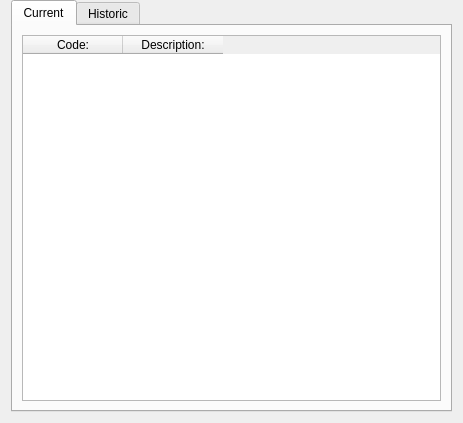
Qt form ui/CUcontent_DCs_twoMemories.ui (nikolaykm/FreeSSM) before a commit.
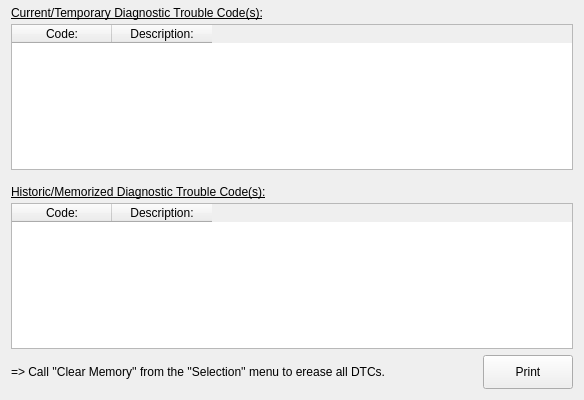
The same form after that commit. Icons and pictures are not drawn.

Commit message: Fixing problem with swaped small and normal resolution forms

```diff
--- a/ui/CUcontent_DCs_twoMemories.ui
+++ b/ui/CUcontent_DCs_twoMemories.ui
@@ -6,16 +6,10 @@
    <rect>
     <x>0</x>
     <y>0</y>
-    <width>463</width>
-    <height>423</height>
+    <width>584</width>
+    <height>400</height>
    </rect>
   </property>
-  <property name="sizePolicy">
-   <sizepolicy hsizetype="Expanding" vsizetype="Expanding">
-    <horstretch>0</horstretch>
-    <verstretch>0</verstretch>
-   </sizepolicy>
-  </property>
   <property name="minimumSize">
    <size>
     <width>0</width>
@@ -30,30 +24,52 @@
   <property name="windowTitle">
    <string>Diagnostic Codes</string>
   </property>
-  <layout class="QGridLayout" name="gridLayout">
+  <layout class="QVBoxLayout" name="main_verticalLayout">
    <property name="topMargin">
     <number>0</number>
    </property>
-   <item row="0" column="0">
-    <widget class="QTabWidget" name="tabWidget">
-     <property name="currentIndex">
+   <item>
+    <layout class="QVBoxLayout" name="tables_verticalLayout">
+     <property name="spacing">
+      <number>4</number>
+     </property>
+     <property name="topMargin">
       <number>0</number>
      </property>
-     <widget class="QWidget" name="tab">
-      <property name="sizePolicy">
-       <sizepolicy hsizetype="Expanding" vsizetype="Expanding">
-        <horstretch>0</horstretch>
-        <verstretch>0</verstretch>
-       </sizepolicy>
-      </property>
-      <attribute name="title">
-       <string>Current</string>
-      </attribute>
-      <layout class="QGridLayout" name="gridLayout_2">
-       <item row="0" column="0">
+     <property name="bottomMargin">
+      <number>0</number>
+     </property>
+     <item>
+      <widget class="QLabel" name="currOrTempDTCsTitle_label">
+       <property name="minimumSize">
+        <size>
+         <width>280</width>
+         <height>20</height>
+        </size>
+       </property>
+       <property name="maximumSize">
+        <size>
+         <width>280</width>
+         <height>20</height>
+        </size>
+       </property>
+       <property name="font">
+        <font>
+         <underline>true</underline>
+        </font>
+       </property>
+       <property name="text">
+        <string>Current/Temporary Diagnostic Trouble Code(s):</string>
+       </property>
+       <property name="alignment">
+        <set>Qt::AlignBottom|Qt::AlignLeading|Qt::AlignLeft</set>
+       </property>
+      </widget>
+     </item>
+     <item>
         <widget class="QTableWidget" name="currOrTempDTCs_tableWidget">
          <property name="sizePolicy">
-          <sizepolicy hsizetype="Expanding" vsizetype="Expanding">
+        <sizepolicy hsizetype="Preferred" vsizetype="Preferred">
            <horstretch>0</horstretch>
            <verstretch>0</verstretch>
           </sizepolicy>
@@ -85,23 +101,37 @@
          </column>
         </widget>
        </item>
-      </layout>
-     </widget>
-     <widget class="QWidget" name="tab_2">
-      <property name="sizePolicy">
-       <sizepolicy hsizetype="Expanding" vsizetype="Expanding">
-        <horstretch>0</horstretch>
-        <verstretch>0</verstretch>
-       </sizepolicy>
-      </property>
-      <attribute name="title">
-       <string>Historic</string>
-      </attribute>
-      <layout class="QGridLayout" name="gridLayout_3">
-       <item row="0" column="0">
+     <item>
+      <widget class="QLabel" name="histOrMemDTCsTitle_label">
+       <property name="minimumSize">
+        <size>
+         <width>280</width>
+         <height>25</height>
+        </size>
+       </property>
+       <property name="maximumSize">
+        <size>
+         <width>280</width>
+         <height>25</height>
+        </size>
+       </property>
+       <property name="font">
+        <font>
+         <underline>true</underline>
+        </font>
+       </property>
+       <property name="text">
+        <string>Historic/Memorized Diagnostic Trouble Code(s):</string>
+       </property>
+       <property name="alignment">
+        <set>Qt::AlignBottom|Qt::AlignLeading|Qt::AlignLeft</set>
+       </property>
+      </widget>
+     </item>
+     <item>
         <widget class="QTableWidget" name="histOrMemDTCs_tableWidget">
          <property name="sizePolicy">
-          <sizepolicy hsizetype="Expanding" vsizetype="Expanding">
+        <sizepolicy hsizetype="Preferred" vsizetype="Preferred">
            <horstretch>0</horstretch>
            <verstretch>0</verstretch>
           </sizepolicy>
@@ -134,10 +164,51 @@
         </widget>
        </item>
       </layout>
-     </widget>
+   </item>
+   <item>
+    <layout class="QHBoxLayout" name="horizontalLayout">
+     <property name="bottomMargin">
+      <number>0</number>
+     </property>
+     <item>
+      <widget class="QLabel" name="DCclearingInfo_label">
+       <property name="text">
+        <string>=&gt; Call ''Clear Memory'' from the ''Selection'' menu to erease all DTCs.</string>
+       </property>
+      </widget>
+     </item>
+     <item>
+      <widget class="QPushButton" name="printDClist_pushButton">
+       <property name="minimumSize">
+        <size>
+         <width>90</width>
+         <height>34</height>
+        </size>
+       </property>
+       <property name="maximumSize">
+        <size>
+         <width>90</width>
+         <height>34</height>
+        </size>
+       </property>
+       <property name="text">
+        <string>    Print    </string>
+       </property>
+       <property name="icon">
+        <iconset resource="../resources/FreeSSM.qrc">
+         <normaloff>:/icons/chrystal/32x32/fileprint.png</normaloff>:/icons/chrystal/32x32/fileprint.png</iconset>
+       </property>
+       <property name="iconSize">
+        <size>
+         <width>24</width>
+         <height>24</height>
+        </size>
+       </property>
     </widget>
    </item>
   </layout>
+   </item>
+  </layout>
  </widget>
  <resources/>
  <connections/>
```
Left out of the diff: 4 changed lines with no effect on the pictures. Lines whose indentation alone changed are shown as unchanged. The commit also changes 3 other files.
